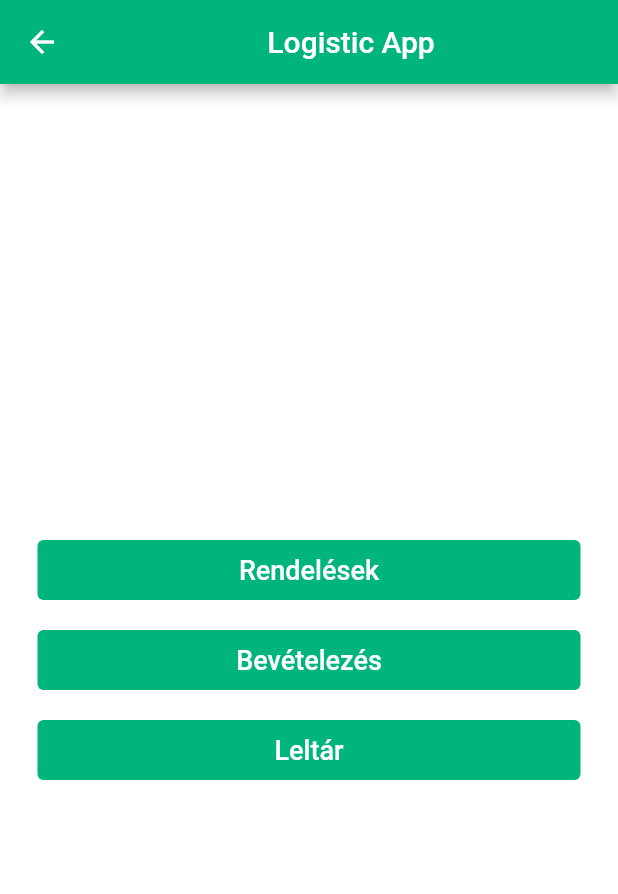
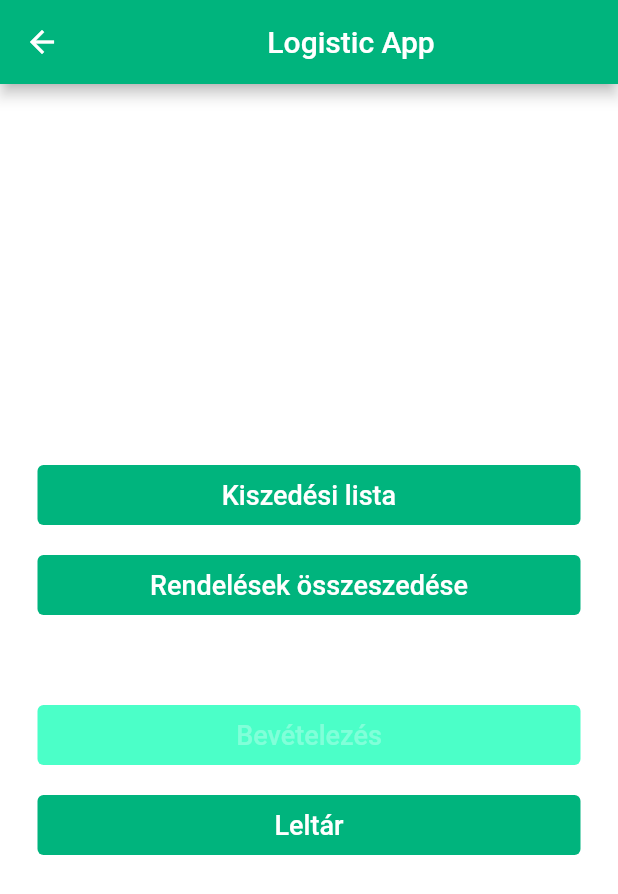
Before and after one commit to Hexagon95/logistic_app, a Flutter app: the Menu screen opened by its route, on a phone screen of 412 x 824 dp. Shown: the top 894 px of the screen. Run offline on Flutter 3.47's test engine with Material 2 defaults, Android fonts, the phone set to English and light mode, and no system bars; our stand-ins replace sqflite; missing offline and left inert: qr_code_scanner; accounts and stored records are empty.

Commit message:
list_pick_up_details 1.0

```diff
--- a/lib/global.dart
+++ b/lib/global.dart
@@ -4,7 +4,7 @@ import 'package:flutter/foundation.dart';
 import 'package:flutter/material.dart';
 
 // ---------- < Enums > --- ---------- ---------- ---------- ----------
-enum NextRoute    {logIn, menu, listOrders, inventory, scanTasks, finishTasks, default0}
+enum NextRoute    {logIn, menu, listOrders, pickUpList, inventory, pickUpData, pickUpDataFinish, scanTasks, finishTasks, default0}
 enum ButtonState  {hidden,  loading,  disabled, error, default0}
 enum TaskState    {askStorage, scanStorage, askProduct, scanProduct, barcodeManual, inventory, itemData, wrongItem, handleProduct, default0}
 enum InterMission {askBarcode, deleteItem, saveInventory}
@@ -18,12 +18,15 @@ class Global{
   static set routeNext (NextRoute value){
     int check(int i)  {while(_routes.length > i){_routes.removeLast();} while(_routes.length <= i){_routes.add(NextRoute.default0);} return i; }
     switch (value) {
-      case NextRoute.logIn:           _routes[check(0)] =   value;  break;
-      case NextRoute.menu:            _routes[check(1)] =   value;  break;
-      case NextRoute.listOrders:      _routes[check(2)] =   value;  break;
-      case NextRoute.inventory:       _routes[check(2)] =   value;  break;
-      case NextRoute.scanTasks:       _routes[check(3)] =   value;  break;
-      case NextRoute.finishTasks:     _routes[check(3)] =   value;  break;
+      case NextRoute.logIn:             _routes[check(0)] =   value;  break;
+      case NextRoute.menu:              _routes[check(1)] =   value;  break;
+      case NextRoute.listOrders:        _routes[check(2)] =   value;  break;
+      case NextRoute.pickUpList:        _routes[check(2)] =   value;  break;
+      case NextRoute.inventory:         _routes[check(2)] =   value;  break;
+      case NextRoute.pickUpData:        _routes[check(3)] =   value;  break;
+      case NextRoute.scanTasks:         _routes[check(3)] =   value;  break;
+      case NextRoute.finishTasks:       _routes[check(3)] =   value;  break;
+      case NextRoute.pickUpDataFinish:  _routes[check(4)] =   value;  break;
       default:  throw Exception('Default rout has been thrown!!!!');
     }
     _printRoutes;
@@ -80,7 +83,7 @@ class Global{
   static Color getColorOfButton(ButtonState buttonState){
     switch(buttonState){
       case ButtonState.default0:  return const Color.fromRGBO(0, 180, 125, 1.0);
-      case ButtonState.disabled:  return const Color.fromRGBO(0, 180, 125, 1.0);
+      case ButtonState.disabled:  return const Color.fromRGBO(75, 255, 200, 1.0);
       case ButtonState.loading:   return const Color.fromRGBO(0, 225, 0, 1.0);
       case ButtonState.hidden:    return Colors.transparent;
       default:                    return Colors.red;
@@ -90,7 +93,7 @@ class Global{
   static Color getColorOfIcon(ButtonState buttonState){
     switch(buttonState){
       case ButtonState.default0:  return Colors.white;
-      case ButtonState.disabled:  return const Color.fromRGBO(20, 200, 145, 1.0);
+      case ButtonState.disabled:  return const Color.fromRGBO(255, 255, 255, 0.3);
       case ButtonState.loading:   return const Color.fromRGBO(0, 80, 0, 1.0);
       case ButtonState.hidden:    return Colors.transparent;
       default:                    return Colors.red;
--- a/lib/routes/menu.dart
+++ b/lib/routes/menu.dart
@@ -17,8 +17,9 @@ class LogInMenuState extends State<Menu>{ //--------- ---------- ---------- ----
   static String errorMessageBottomLine =  '';
 
   // ---------- < Variables [1] > -------- ---------- ---------- ---------- ---------- ---------- ---------- ---------- ----------
+  ButtonState buttonPickUpList =  ButtonState.default0;
   ButtonState buttonListOrders =  ButtonState.default0;
-  ButtonState buttonRevenue =     ButtonState.default0;
+  ButtonState buttonRevenue =     ButtonState.disabled;
   ButtonState buttonInventory =   ButtonState.default0;
   late double _width;
 
@@ -41,7 +42,8 @@ class LogInMenuState extends State<Menu>{ //--------- ---------- ---------- ----
       body:             LayoutBuilder(
         builder: (BuildContext context, BoxConstraints viewportConstraints) {
           return Center(child: Column(mainAxisAlignment: MainAxisAlignment.center, children: [
-            _drawButtonListOrders,
+            _drawButtonPickUpList,
+            Padding(padding: const EdgeInsets.fromLTRB(0, 0, 0, 40), child: _drawButtonListOrders),
             _drawButtonRevenue,
             _drawButtonInventory,
           ]));
@@ -51,6 +53,21 @@ class LogInMenuState extends State<Menu>{ //--------- ---------- ---------- ----
   }
 
   // ---------- < WidgetBuild [1]> ------- ---------- ---------- ---------- ---------- ---------- ---------- ---------- ----------
+  Widget get _drawButtonPickUpList => Padding(
+    padding:  const EdgeInsets.symmetric(vertical: 10),
+    child:    SizedBox(height: 40, width: _width, child: TextButton(
+      style:      ButtonStyle(backgroundColor: MaterialStateProperty.all(Global.getColorOfButton(buttonPickUpList))),
+      onPressed:  (buttonPickUpList == ButtonState.default0)? () => _buttonPickUpListPressed : null,
+      child: Row(mainAxisAlignment: MainAxisAlignment.center, children: [
+        Visibility(
+          visible:  (buttonPickUpList == ButtonState.loading)? true : false,
+          child:    Padding(padding: const EdgeInsets.fromLTRB(0, 0, 10, 0), child: SizedBox(width: 22, height: 22, child: CircularProgressIndicator(color: Global.getColorOfIcon(buttonPickUpList))))
+        ),
+        Text((buttonPickUpList == ButtonState.loading)? 'Betöltés...' : 'Kiszedési lista', style: TextStyle(fontSize: 18, color: Global.getColorOfIcon(buttonPickUpList)))
+      ])
+    ))
+  );
+
   Widget get _drawButtonListOrders => Padding(
     padding:  const EdgeInsets.symmetric(vertical: 10),
     child:    SizedBox(height: 40, width: _width, child: TextButton(
@@ -61,7 +78,7 @@ class LogInMenuState extends State<Menu>{ //--------- ---------- ---------- ----
           visible:  (buttonListOrders == ButtonState.loading)? true : false,
           child:    Padding(padding: const EdgeInsets.fromLTRB(0, 0, 10, 0), child: SizedBox(width: 22, height: 22, child: CircularProgressIndicator(color: Global.getColorOfIcon(buttonListOrders))))
         ),
-        Text((buttonListOrders == ButtonState.loading)? 'Betöltés...' : 'Rendelések', style: TextStyle(fontSize: 18, color: Global.getColorOfIcon(buttonListOrders)))
+        Text((buttonListOrders == ButtonState.loading)? 'Betöltés...' : 'Rendelések összeszedése', style: TextStyle(fontSize: 18, color: Global.getColorOfIcon(buttonListOrders)))
       ])
     ))
   );
@@ -97,6 +114,16 @@ class LogInMenuState extends State<Menu>{ //--------- ---------- ---------- ----
   );
 
   // ---------- < Methods [1] > ---------- ---------- ---------- ---------- ---------- ---------- ---------- ---------- ----------
+  Future get _buttonPickUpListPressed async{
+    setState(() => buttonPickUpList = ButtonState.loading);
+    Global.routeNext =        NextRoute.pickUpList;
+    DataManager dataManager = DataManager();
+    await dataManager.beginProcess;
+    buttonPickUpList =        ButtonState.default0;
+    await Navigator.pushNamed(context, '/listOrders');
+    setState((){});
+  }
+
   Future get _buttonListOrdersPressed async{
     setState(() => buttonListOrders = ButtonState.loading);
     Global.routeNext =        NextRoute.listOrders;
@@ -107,7 +134,7 @@ class LogInMenuState extends State<Menu>{ //--------- ---------- ---------- ----
     setState((){});
   }
 
-  void get _buttonRevenuePressed{}
+  void get _buttonRevenuePressed {}
 
   void get _buttonInventoryPressed{
     setState(() => buttonInventory = ButtonState.loading);
--- a/lib/routes/scan_inventory.dart
+++ b/lib/routes/scan_inventory.dart
@@ -501,7 +501,7 @@ Widget get _drawBarcodeManual => Scaffold(
     )){
       case DialogResult.back:   setState(() => taskState = TaskState.scanStorage);  return false;
       case DialogResult.cancel:                                                     return false;
-      default:                                                                      return true;
+      default: Global.routeBack;                                                    return true;
     }
 
     case TaskState.scanProduct:
--- a/lib/routes/scan_orders.dart
+++ b/lib/routes/scan_orders.dart
@@ -428,7 +428,7 @@ class ScanOrdersState extends State<ScanOrders>{
     DataManager dataManager = DataManager();
     await dataManager.beginProcess;
     if(DataManager.isServerAvailable){
-      Global.routeNext = NextRoute.listOrders;
+      Global.routeBack;
       dataManager.beginProcess;
       Navigator.popUntil(context, ModalRoute.withName('/listOrders'));
       await Navigator.pushReplacementNamed(context, '/listOrders');
```
Also changed, not shown: lib/data_manager.dart (+58 -8 lines), lib/main.dart (+8 -6 lines), lib/routes/list_orders.dart (+27 -4 lines), lib/routes/list_pick_up_details.dart (added, +162 -0 lines).
